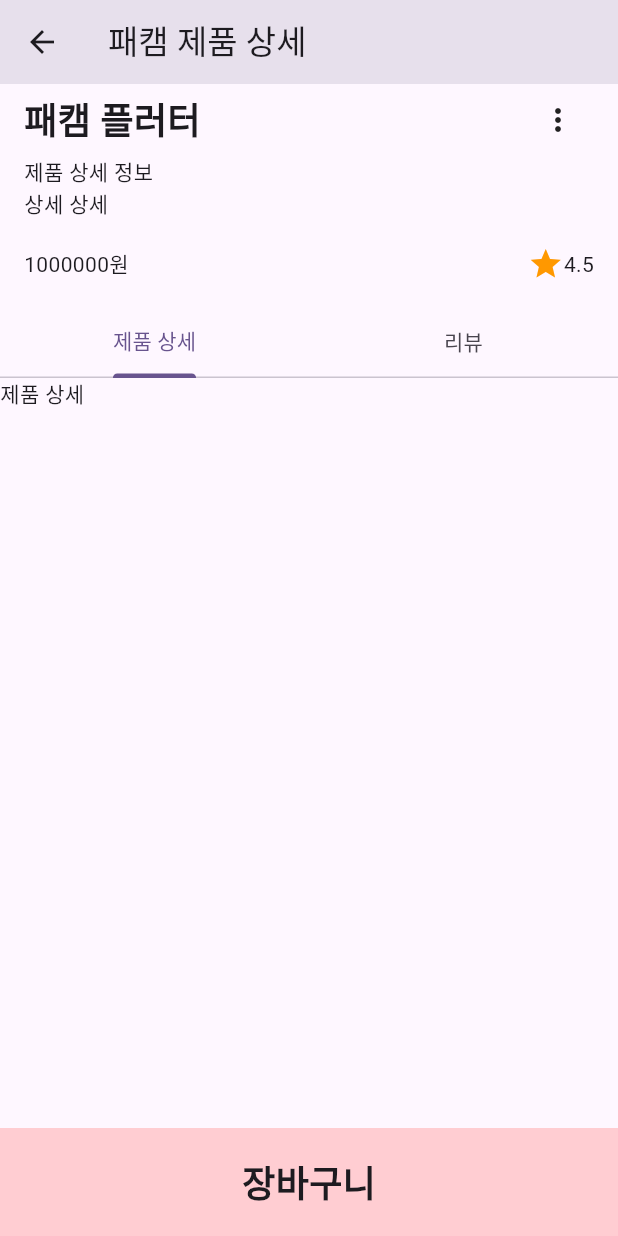
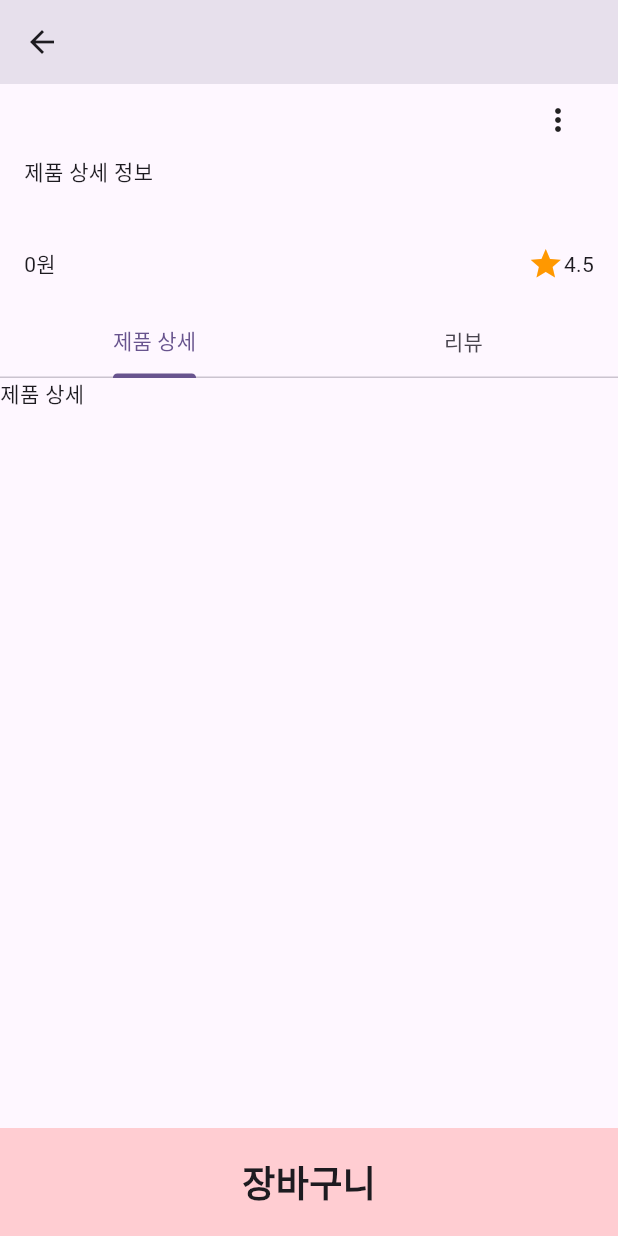
Before and after one commit to seongukHEO/FlutterMoveScreen, a Flutter app: the ProductDetailScreen screen opened directly with empty values, scrolled down 336 dp, on a phone screen of 412 x 824 dp. Run offline on Flutter 3.47's test engine with Material 3 defaults, Android fonts, the phone set to English and light mode, and no system bars; our stand-ins replace camera, cloud_firestore, dots_indicator, firebase_auth, firebase_core, firebase_storage and 5 more; accounts and stored records are empty; network calls fail.

Commit message:
feat : 넘겨준 데이터를 적용시키기

```diff
--- a/lib/home/product_detail_screen.dart
+++ b/lib/home/product_detail_screen.dart
@@ -16,7 +16,7 @@ class _ProductDetailScreenState extends State<ProductDetailScreen> {
   Widget build(BuildContext context) {
     return Scaffold(
       appBar: AppBar(
-        title: Text("패캠 제품 상세"),
+        title: Text("${widget.product.title}"),
       ),
       body: Column(
         children: [
@@ -29,13 +29,17 @@ class _ProductDetailScreenState extends State<ProductDetailScreen> {
                     height: 320,
                     padding: EdgeInsets.all(16),
                     decoration: BoxDecoration(
-                      color: Colors.orange,
+                      image: DecorationImage(
+                        image: NetworkImage(widget.product.imgUrl ?? ""),
+                        fit: BoxFit.cover
+                      )
                     ),
                     child: Center(
                       child: Column(
                         crossAxisAlignment: CrossAxisAlignment.start,
                         children: [
-                          Container(
+                          switch(widget.product.isSale){
+                          true => Container(
                             decoration: BoxDecoration(color: Colors.red),
                             padding: EdgeInsets.symmetric(
                                 horizontal: 16, vertical: 12),
@@ -45,7 +49,9 @@ class _ProductDetailScreenState extends State<ProductDetailScreen> {
                                   fontWeight: FontWeight.bold,
                                   color: Colors.white),
                             ),
-                          )
+                          ),
+                          _ => Container(),
+                          }
                         ],
                       ),
                     ),
@@ -59,7 +65,7 @@ class _ProductDetailScreenState extends State<ProductDetailScreen> {
                           mainAxisAlignment: MainAxisAlignment.spaceBetween,
                           children: [
                             Text(
-                              "패캠 플러터",
+                              widget.product.title?? "",
                               style: TextStyle(
                                   fontWeight: FontWeight.bold, fontSize: 24),
                             ),
@@ -126,14 +132,14 @@ class _ProductDetailScreenState extends State<ProductDetailScreen> {
                           ],
                         ),
                         Text("제품 상세 정보"),
-                        Text("상세 상세"),
+                        Text("${widget.product.description}"),
                         SizedBox(
                           height: 18,
                         ),
                         Row(
                           mainAxisAlignment: MainAxisAlignment.spaceBetween,
                           children: [
-                            Text("1000000원"),
+                            Text("${widget.product.price}원"),
                             Spacer(),
                             Icon(
                               Icons.star,
```
